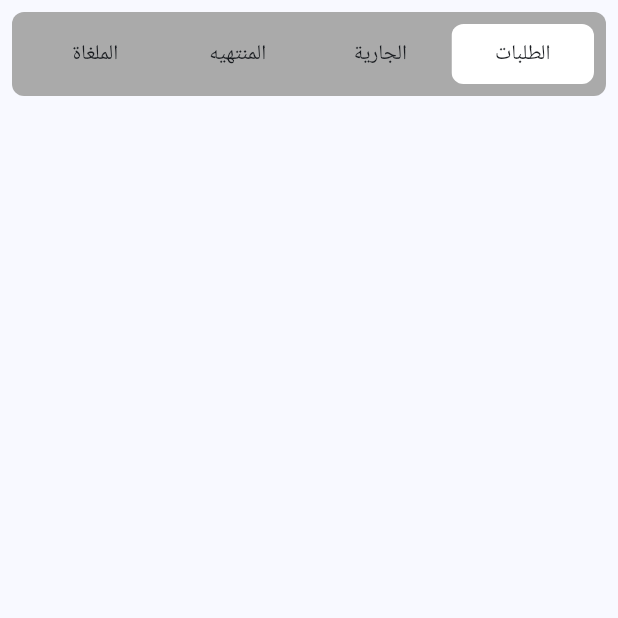
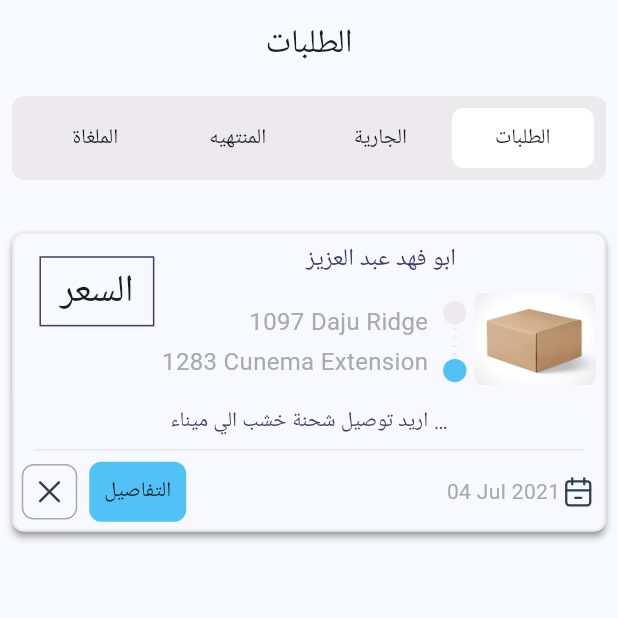
Before and after one commit to Kerolos163/alexTask, a Flutter app: the HomeView screen opened directly, on a phone screen of 412 x 824 dp, the top half of it. Run offline on Flutter 3.47's test engine with Material 2 defaults, Android fonts, the phone set to English and light mode, and no system bars; our stand-ins replace device_preview, flutter_bloc, flutter_svg.

Commit message:
Create ProductItem

```diff
--- a/lib/core/manager/asser_manager.dart
+++ b/lib/core/manager/asser_manager.dart
@@ -2,4 +2,7 @@ abstract class AssetManager {
   static const String car = "asset/images/car.png";
   static const String flag = "asset/images/Flag_of_Saudi_Arabia.svg.png";
   static const String lockSVG = "asset/images/lockIcon.svg";
+  static const String box = "asset/images/box.jpg";
+  static const String calendar = "asset/images/calendar.svg";
+  static const String close = "asset/images/close.svg";
 }
--- a/lib/feature/home/presentation/view/home_view.dart
+++ b/lib/feature/home/presentation/view/home_view.dart
@@ -1,5 +1,6 @@
 import 'package:alextask/feature/home/presentation/view/widget/home_body.dart';
 import 'package:alextask/feature/home/presentation/viewModel/cubit/cubit.dart';
+import 'package:alextask/feature/home/presentation/viewModel/cubit/state.dart';
 import 'package:flutter/material.dart';
 import 'package:flutter_bloc/flutter_bloc.dart';
 
@@ -11,10 +12,19 @@ class HomeView extends StatelessWidget {
     return Directionality(
       textDirection: TextDirection.rtl,
       child: SafeArea(
-        child: Scaffold(
-          body: BlocProvider(
-            create: (context) => HomeCubit(),
-            child: const HomeBody(),
+        child: BlocProvider(
+          create: (context) => HomeCubit(),
+          child: BlocBuilder<HomeCubit, HomeState>(
+            builder: (context, state) {
+              return Scaffold(
+                appBar: AppBar(
+                  title: Text(HomeCubit.get(context).selectedItem),
+                  centerTitle: true,
+                  automaticallyImplyLeading: false,
+                ),
+                body: const HomeBody(),
+              );
+            },
           ),
         ),
       ),
--- a/lib/feature/home/presentation/view/widget/filteres_item.dart
+++ b/lib/feature/home/presentation/view/widget/filteres_item.dart
@@ -28,7 +28,7 @@ class FilteredItem extends StatelessWidget {
                   borderRadius: BorderRadius.circular(8),
                 )
               : const BoxDecoration(
-                  color: ColorManager.gray,
+                  color: ColorManager.lightGray,
                 ),
           child: Text(txt, style: const TextStyle(fontSize: 14)),
         ),
--- a/lib/feature/home/presentation/view/widget/home_body.dart
+++ b/lib/feature/home/presentation/view/widget/home_body.dart
@@ -1,11 +1,12 @@
-// ignore_for_file: public_member_api_docs, sort_constructors_first
+import 'package:alextask/core/my_device.dart';
 import 'package:alextask/feature/home/presentation/view/widget/filteres_item.dart';
+import 'package:alextask/feature/home/presentation/view/widget/product_item.dart';
+import 'package:alextask/feature/home/presentation/viewModel/cubit/state.dart';
 import 'package:flutter/material.dart';
-import 'package:flutter_bloc/flutter_bloc.dart';
 
 import 'package:alextask/core/manager/color_manager.dart';
 import 'package:alextask/feature/home/presentation/viewModel/cubit/cubit.dart';
-import 'package:alextask/feature/home/presentation/viewModel/cubit/state.dart';
+import 'package:flutter_bloc/flutter_bloc.dart';
 
 class HomeBody extends StatelessWidget {
   const HomeBody({super.key});
@@ -22,7 +23,7 @@ class HomeBody extends StatelessWidget {
                 padding: const EdgeInsets.all(8),
                 decoration: BoxDecoration(
                   borderRadius: BorderRadius.circular(8),
-                  color: ColorManager.gray,
+                  color: ColorManager.lightGray,
                 ),
                 child: Row(
                     children: List.generate(HomeCubit.get(context).items.length,
@@ -36,7 +37,9 @@ class HomeBody extends StatelessWidget {
                     index: index,
                   );
                 })),
-              )
+              ),
+              SizedBox(height: MyDevice.getHeigh(context) / 24),
+              const ProductItem()
             ],
           ),
         );
--- /dev/null
+++ b/lib/feature/home/presentation/view/widget/product_item.dart
@@ -0,0 +1,190 @@
+import 'package:alextask/core/manager/asser_manager.dart';
+import 'package:alextask/core/manager/color_manager.dart';
+import 'package:flutter/material.dart';
+import 'package:flutter_svg/svg.dart';
+
+class ProductItem extends StatelessWidget {
+  const ProductItem({super.key});
+
+  @override
+  Widget build(BuildContext context) {
+    return Material(
+      elevation: 2,
+      shadowColor: ColorManager.darkGray,
+      borderRadius: BorderRadius.circular(8),
+      child: Container(
+        height: 200,
+        width: double.infinity,
+        padding: const EdgeInsets.all(5),
+        decoration: BoxDecoration(
+          border: Border.all(color: ColorManager.lightGray, width: 1.5),
+          borderRadius: BorderRadius.circular(8),
+        ),
+        child: LayoutBuilder(
+          builder: (context, constraints) {
+            var height = constraints.maxHeight;
+            var width = constraints.maxWidth;
+            return Column(
+              children: [
+                Expanded(
+                  child: infoWithImageRow(width, height),
+                ),
+                const Text(
+                  "اريد توصيل شحنة خشب الي ميناء …",
+                  style: TextStyle(color: ColorManager.darkBlue, fontSize: 14),
+                  textDirection: TextDirection.ltr,
+                ),
+                const Padding(
+                  padding: EdgeInsets.symmetric(horizontal: 8),
+                  child: Divider(
+                    color: ColorManager.lightGray,
+                    thickness: 1.2,
+                  ),
+                ),
+                Row(
+                  children: [
+                    SvgPicture.asset(AssetManager.calendar),
+                    const Text(
+                      "04 Jul 2021",
+                      style: TextStyle(color: ColorManager.gray, fontSize: 14),
+                      textDirection: TextDirection.ltr,
+                    ),
+                    const Spacer(),
+                    deskcriptionContainer(onTap: () {
+
+                    },),
+                    const SizedBox(
+                      width: 8,
+                    ),
+                    Container(
+                      padding: const EdgeInsets.all(5),
+                      decoration: BoxDecoration(
+                        borderRadius: BorderRadius.circular(8),
+                        border: Border.all(color: ColorManager.gray),
+                      ),
+                      child: SvgPicture.asset(AssetManager.close),
+                    )
+                  ],
+                )
+              ],
+            );
+          },
+        ),
+      ),
+    );
+  }
+
+  GestureDetector deskcriptionContainer({ void Function()? onTap}) {
+    return GestureDetector(
+      onTap: onTap,
+      child: Container(
+        alignment: Alignment.center,
+        padding: const EdgeInsets.all(10),
+        decoration: BoxDecoration(
+          borderRadius: BorderRadius.circular(8),
+          color: ColorManager.prime,
+        ),
+        child: const Text(
+          "التفاصيل",
+        ),
+      ),
+    );
+  }
+
+  Row infoWithImageRow(double width, double height) {
+    return Row(
+      mainAxisAlignment: MainAxisAlignment.start,
+      children: [
+        Padding(
+          padding: const EdgeInsets.only(top: 20),
+          child: ClipRRect(
+            borderRadius: BorderRadius.circular(20),
+            child: Image.asset(AssetManager.box,
+                width: width / 4.7, height: width / 4.7),
+          ),
+        ),
+        Column(
+          crossAxisAlignment: CrossAxisAlignment.start,
+          children: [
+            Padding(
+              padding: const EdgeInsets.only(right: 12),
+              child: Text(
+                "ابو فهد عبد العزيز",
+                style: TextStyle(
+                    fontSize: width / 24, color: ColorManager.darkBlue),
+              ),
+            ),
+            Expanded(
+              child: Row(
+                mainAxisAlignment: MainAxisAlignment.start,
+                children: [
+                  fromToWithDashLineWidget(height),
+                  fromToWidget(width)
+                ],
+              ),
+            )
+          ],
+        ),
+        Align(
+          alignment: Alignment.topLeft,
+          child: Padding(
+            padding: const EdgeInsets.only(top: 10, left: 2),
+            child: Container(
+              alignment: Alignment.center,
+              height: height / 4,
+              width: width / 5,
+              decoration: BoxDecoration(
+                  border: Border.all(color: ColorManager.darkBlue)),
+              child: Text("السعر", style: TextStyle(fontSize: width / 15)),
+            ),
+          ),
+        ),
+      ],
+    );
+  }
+
+  Padding fromToWithDashLineWidget(double height) {
+    return Padding(
+      padding: const EdgeInsets.symmetric(vertical: 16, horizontal: 5),
+      child: Column(children: [
+        CircleAvatar(
+          radius: height / 24,
+          backgroundColor: ColorManager.lightGray,
+        ),
+        for (int i = 0; i < 4; i++)
+          Expanded(
+            child: Padding(
+              padding: const EdgeInsets.symmetric(vertical: 2.1),
+              child: Container(
+                width: 3,
+                color: ColorManager.lightGray,
+              ),
+            ),
+          ),
+        CircleAvatar(
+          radius: height / 24,
+          backgroundColor: ColorManager.prime,
+        )
+      ]),
+    );
+  }
+
+  Padding fromToWidget(double width) {
+    return Padding(
+      padding: const EdgeInsets.symmetric(horizontal: 5, vertical: 18),
+      child: Column(crossAxisAlignment: CrossAxisAlignment.start, children: [
+        Text(
+          "1097 Daju Ridge",
+          style: TextStyle(color: ColorManager.gray, fontSize: width / 24),
+          textDirection: TextDirection.ltr,
+        ),
+        const Spacer(),
+        Text(
+          "1283 Cunema Extension",
+          style: TextStyle(color: ColorManager.gray, fontSize: width / 24),
+          textDirection: TextDirection.ltr,
+        ),
+      ]),
+    );
+  }
+}
```
Also changed, not shown: asset/images/calendar.svg (added), asset/images/close.svg (added).
